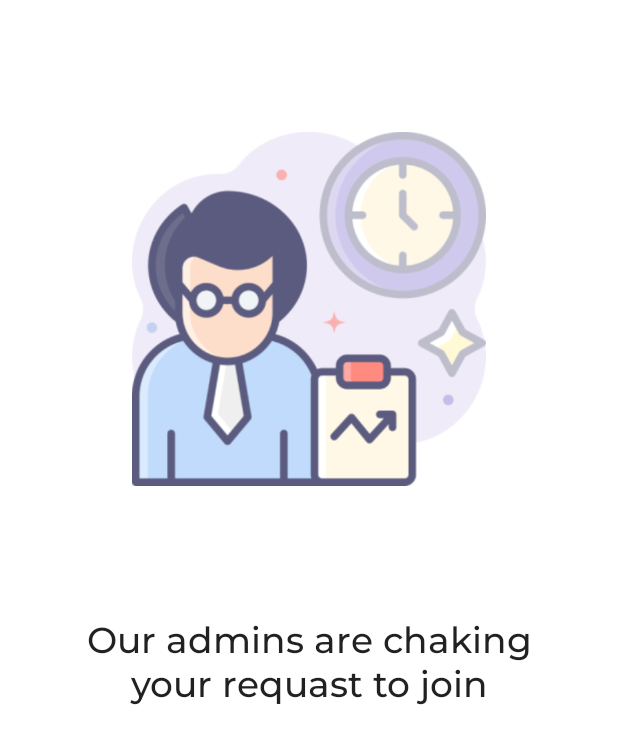
After one commit to CherifiMi/Caravan-APP, an Android app built with Jetpack Compose: the composable WaitForAdminScreen shown on its own in the app's theme, on a phone screen of 412 x 824 dp. The commit adds this screen. Shown: the top 744 px of the screen. Run offline under Robolectric (Android 15) with nearby library versions, the phone set to English and light mode, and no system bars; Roboto replaces fonts that are not available here.

Commit message:
added waiting screen

```diff
--- a/app/src/main/java/com/example/caravan/MainActivity.kt
+++ b/app/src/main/java/com/example/caravan/MainActivity.kt
@@ -18,6 +18,7 @@ import com.example.caravan.screens.signup.SelectUserScreen
 import com.example.caravan.screens.signup.screens.InfoBuyerScreen
 import com.example.caravan.screens.signup.screens.InfoRepScreen
 import com.example.caravan.screens.signup.screens.InfoSellerScreen
+import com.example.caravan.screens.signup.screens.WaitForAdminScreen
 import com.example.caravan.ui.theme.CaravanTheme
 import dagger.hilt.android.AndroidEntryPoint
 
@@ -38,7 +39,7 @@ class MainActivity : ComponentActivity() {
                     modifier = Modifier.fillMaxSize(),
                     color = MaterialTheme.colors.background
                 ){
-                    InfoRepScreen()
+                    WaitForAdminScreen()
                 }
             }
         }
--- /dev/null
+++ b/app/src/main/java/com/example/caravan/screens/signup/screens/WaitForAdminScreen.kt
@@ -0,0 +1,32 @@
+package com.example.caravan.screens.signup.screens
+
+import androidx.compose.foundation.Image
+import androidx.compose.foundation.layout.Column
+import androidx.compose.foundation.layout.padding
+import androidx.compose.material.Text
+import androidx.compose.runtime.Composable
+import androidx.compose.ui.Alignment
+import androidx.compose.ui.Modifier
+import androidx.compose.ui.res.painterResource
+import androidx.compose.ui.text.style.TextAlign
+import androidx.compose.ui.unit.dp
+import com.example.caravan.R
+import com.example.caravan.ui.theme.Typography
+
+@Composable
+fun WaitForAdminScreen() {
+    Column(horizontalAlignment = Alignment.CenterHorizontally) {
+        Image(
+            painter = painterResource(id = R.drawable.wait_pic),
+            contentDescription = null,
+            modifier = Modifier.padding(88.dp)
+        )
+
+        Text(
+            modifier = Modifier.padding(horizontal = 32.dp),
+            text = "Our admins are chaking your requast to join",
+            style = Typography.h6,
+            textAlign = TextAlign.Center
+        )
+    }
+}
```
Also changed, not shown: app/src/main/res/drawable/wait_pic.png (added).
